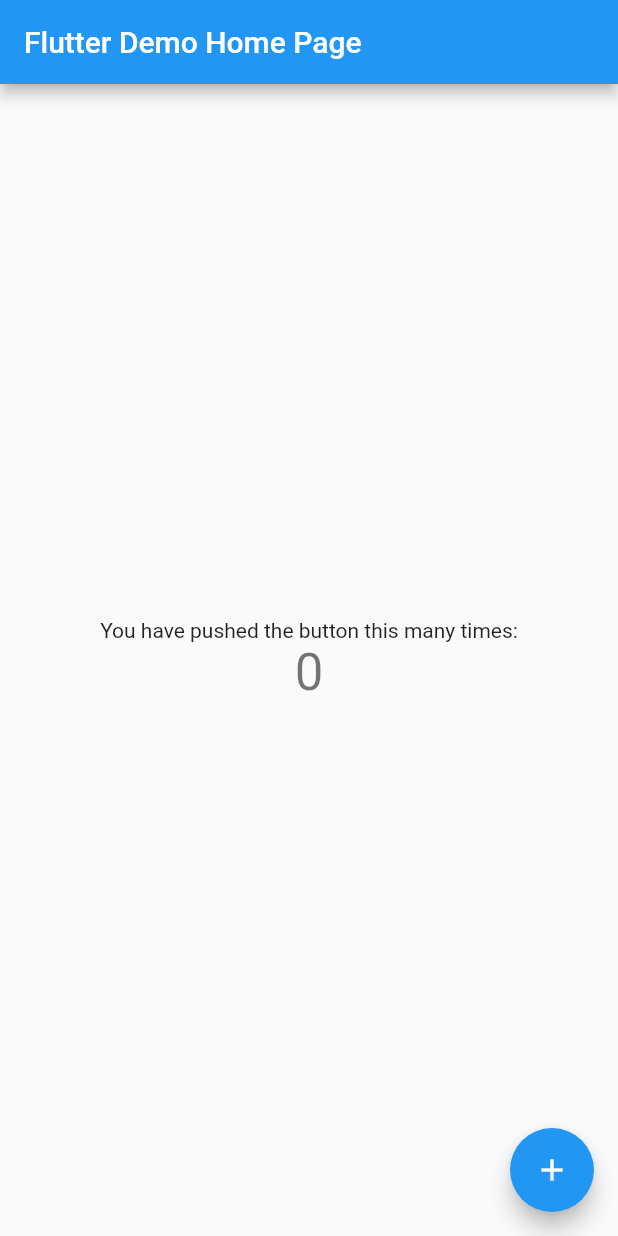
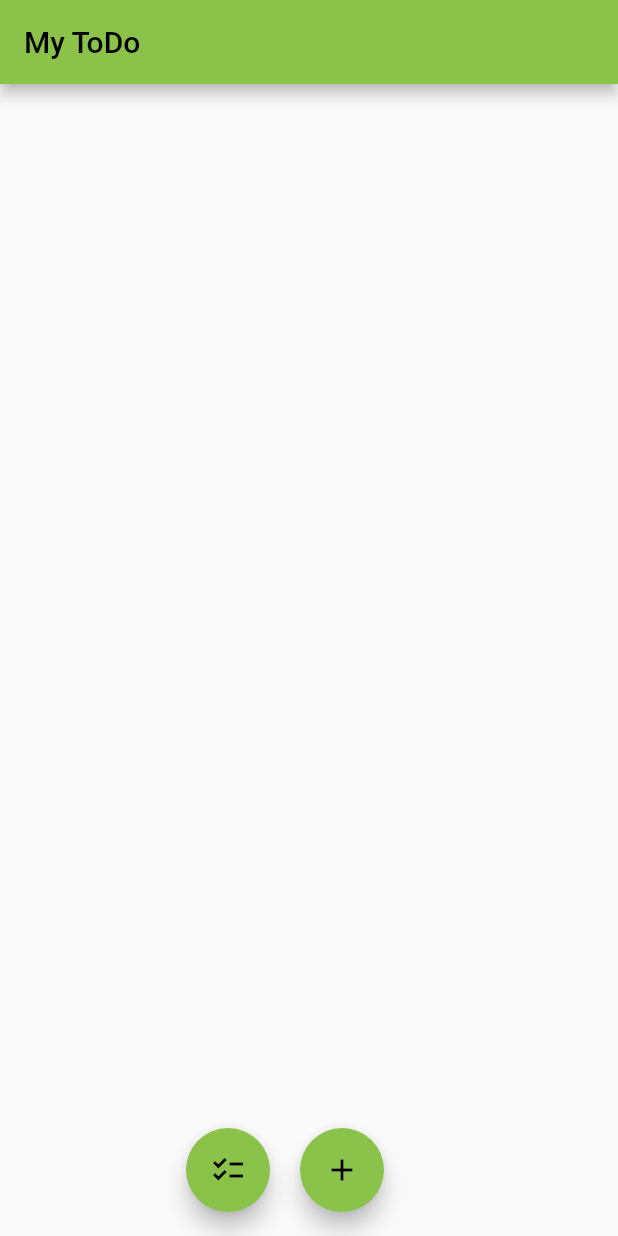
Before and after one commit to shilendras/nb_todo, a Flutter app: the screen it shows after launch, on a phone screen of 412 x 824 dp. Run offline on Flutter 3.47's test engine with Material 2 defaults, Android fonts, the phone set to English and light mode, and no system bars.

Commit message:
initial screen

```diff
--- a/lib/main.dart
+++ b/lib/main.dart
@@ -11,35 +11,17 @@ class MyApp extends StatelessWidget {
   @override
   Widget build(BuildContext context) {
     return MaterialApp(
-      title: 'Flutter Demo',
+      title: 'No bullshit ToDo',
       theme: ThemeData(
-        // This is the theme of your application.
-        //
-        // Try running your application with "flutter run". You'll see the
-        // application has a blue toolbar. Then, without quitting the app, try
-        // changing the primarySwatch below to Colors.green and then invoke
-        // "hot reload" (press "r" in the console where you ran "flutter run",
-        // or simply save your changes to "hot reload" in a Flutter IDE).
-        // Notice that the counter didn't reset back to zero; the application
-        // is not restarted.
-        primarySwatch: Colors.blue,
+        primarySwatch: Colors.lightGreen,
       ),
-      home: const MyHomePage(title: 'Flutter Demo Home Page'),
+      home: const MyHomePage(title: 'My ToDo'),
     );
   }
 }
 
 class MyHomePage extends StatefulWidget {
   const MyHomePage({super.key, required this.title});
-
-  // This widget is the home page of your application. It is stateful, meaning
-  // that it has a State object (defined below) that contains fields that affect
-  // how it looks.
-
-  // This class is the configuration for the state. It holds the values (in this
-  // case the title) provided by the parent (in this case the App widget) and
-  // used by the build method of the State. Fields in a Widget subclass are
-  // always marked "final".
 
   final String title;
 
@@ -48,68 +30,99 @@ class MyHomePage extends StatefulWidget {
 }
 
 class _MyHomePageState extends State<MyHomePage> {
-  int _counter = 0;
+  var actionItems = [];
+  var groupItems = [];
 
-  void _incrementCounter() {
+  void _addGroup() {
     setState(() {
-      // This call to setState tells the Flutter framework that something has
-      // changed in this State, which causes it to rerun the build method below
-      // so that the display can reflect the updated values. If we changed
-      // _counter without calling setState(), then the build method would not be
-      // called again, and so nothing would appear to happen.
-      _counter++;
+      groupItems.add("Group1");
+    });
+  }
+
+  void _addAction() {
+    setState(() {
+      actionItems.add("Action1");
     });
   }
 
   @override
   Widget build(BuildContext context) {
-    // This method is rerun every time setState is called, for instance as done
-    // by the _incrementCounter method above.
-    //
-    // The Flutter framework has been optimized to make rerunning build methods
-    // fast, so that you can just rebuild anything that needs updating rather
-    // than having to individually change instances of widgets.
+    var theme = Theme.of(context);
+    var style = theme.textTheme.bodyText1!.copyWith(
+      color: theme.colorScheme.onPrimary,
+    );
+
     return Scaffold(
       appBar: AppBar(
-        // Here we take the value from the MyHomePage object that was created by
-        // the App.build method, and use it to set our appbar title.
         title: Text(widget.title),
       ),
-      body: Center(
-        // Center is a layout widget. It takes a single child and positions it
-        // in the middle of the parent.
-        child: Column(
-          // Column is also a layout widget. It takes a list of children and
-          // arranges them vertically. By default, it sizes itself to fit its
-          // children horizontally, and tries to be as tall as its parent.
-          //
-          // Invoke "debug painting" (press "p" in the console, choose the
-          // "Toggle Debug Paint" action from the Flutter Inspector in Android
-          // Studio, or the "Toggle Debug Paint" command in Visual Studio Code)
-          // to see the wireframe for each widget.
-          //
-          // Column has various properties to control how it sizes itself and
-          // how it positions its children. Here we use mainAxisAlignment to
-          // center the children vertically; the main axis here is the vertical
-          // axis because Columns are vertical (the cross axis would be
-          // horizontal).
-          mainAxisAlignment: MainAxisAlignment.center,
-          children: <Widget>[
-            const Text(
-              'You have pushed the button this many times:',
+      body: ListView(
+        padding: const EdgeInsets.all(8),
+        children: [
+          for (var action in actionItems)
+            Padding(
+              padding: const EdgeInsets.all(8.0),
+              child: CheckboxListTile(
+                tileColor: Colors.white,
+                title: Text(
+                  action,
+                  style: style,
+                ),
+                value: false,
+                onChanged: (bool? value) {},
+                controlAffinity: ListTileControlAffinity.leading,
+              ),
             ),
-            Text(
-              '$_counter',
-              style: Theme.of(context).textTheme.headline4,
-            ),
-          ],
-        ),
+          for (var group in groupItems) GroupCard(group: group),
+        ],
       ),
-      floatingActionButton: FloatingActionButton(
-        onPressed: _incrementCounter,
-        tooltip: 'Increment',
-        child: const Icon(Icons.add),
-      ), // This trailing comma makes auto-formatting nicer for build methods.
+      floatingActionButton: Row(
+        mainAxisAlignment: MainAxisAlignment.center,
+        children: [
+          FloatingActionButton(
+            onPressed: _addAction,
+            tooltip: 'Add Action',
+            child: const Icon(Icons.checklist_outlined),
+          ),
+          SizedBox(
+            width: 20,
+          ),
+          FloatingActionButton(
+            onPressed: _addGroup,
+            tooltip: 'Add Group',
+            child: const Icon(Icons.add),
+          ),
+        ],
+      ),
     );
   }
 }
+
+class GroupCard extends StatelessWidget {
+  const GroupCard({
+    Key? key,
+    required group,
+  }) : super(key: key);
+
+  final String group = "Default";
+
+  @override
+  Widget build(BuildContext context) {
+    var theme = Theme.of(context);
+    var style = theme.textTheme.titleLarge!.copyWith(
+      color: theme.colorScheme.onPrimary,
+    );
+    return Card(
+      color: theme.colorScheme.primary,
+      child: Padding(
+        padding: const EdgeInsets.all(20.0),
+        child: Center(
+          child: Text(
+            group,
+            style: style,
+          ),
+        ),
+      ),
+    );
+  }
+}
```
